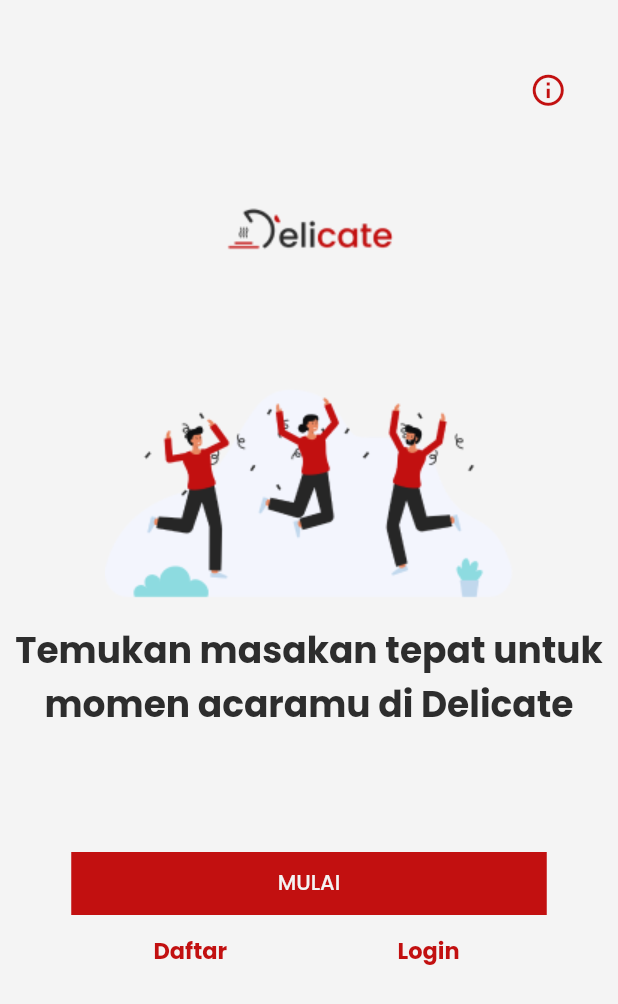
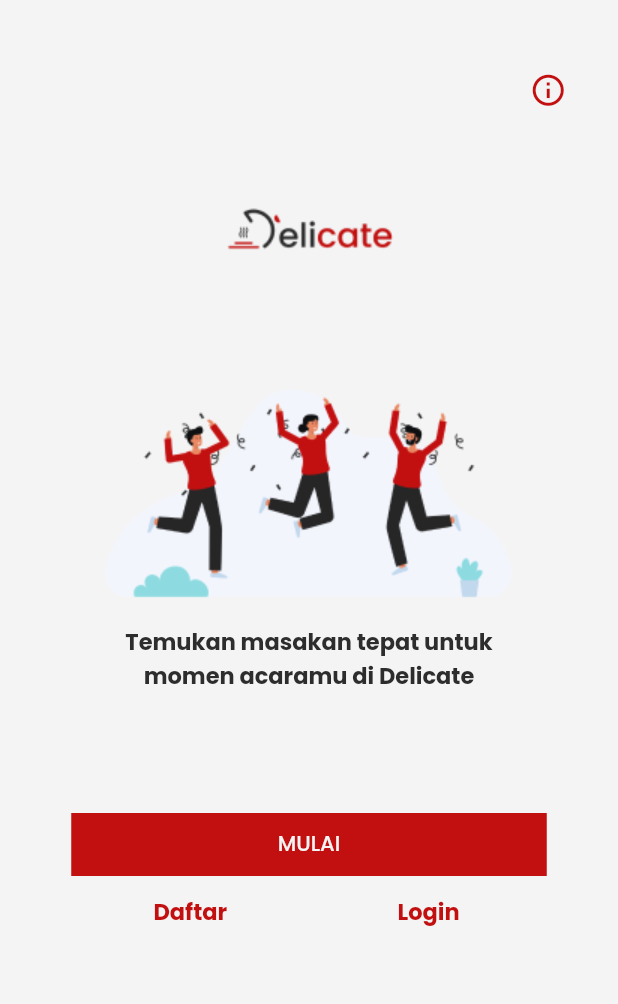
Before and after one commit to AriefLazuardi/delicate, a Flutter app: the screen it shows after launch, on a phone screen of 412 x 824 dp. Shown: the top 1004 px of the screen. Run offline on Flutter 3.47's test engine with Material 2 defaults, Android fonts, the phone set to English and light mode, and no system bars.

```diff
--- a/lib/pages/welcome/welcome.dart
+++ b/lib/pages/welcome/welcome.dart
@@ -57,10 +57,21 @@ class WelcomePage extends StatelessWidget {
               Container(
                 padding: EdgeInsets.only(top: 15),
                 child: Text(
-                  "Temukan masakan tepat untuk momen acaramu di Delicate",
+                  "Temukan masakan tepat untuk",
                   style: TextStyle(
                     color: blackColor,
-                    fontSize: 24,
+                    fontSize: 15,
+                    fontWeight: FontWeight.w700,
+                  ),
+                  textAlign: TextAlign.center,
+                ),
+              ),
+              Container(
+                child: Text(
+                  "momen acaramu di Delicate",
+                  style: TextStyle(
+                    color: blackColor,
+                    fontSize: 15,
                     fontWeight: FontWeight.w700,
                   ),
                   textAlign: TextAlign.center,
```
